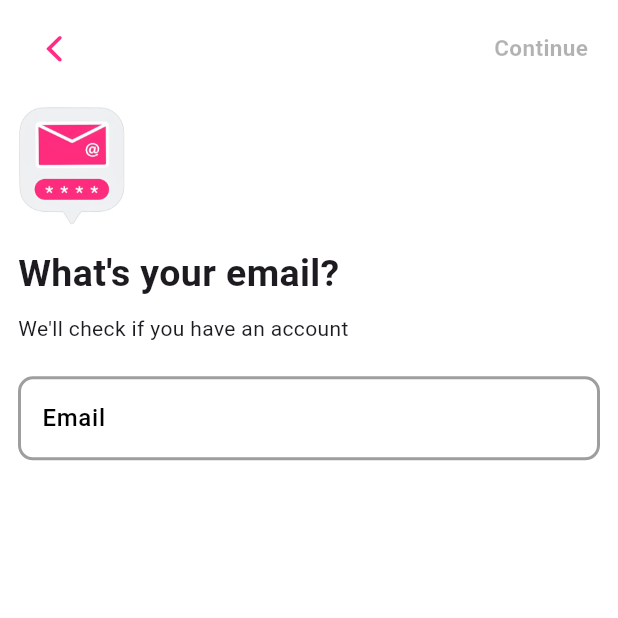
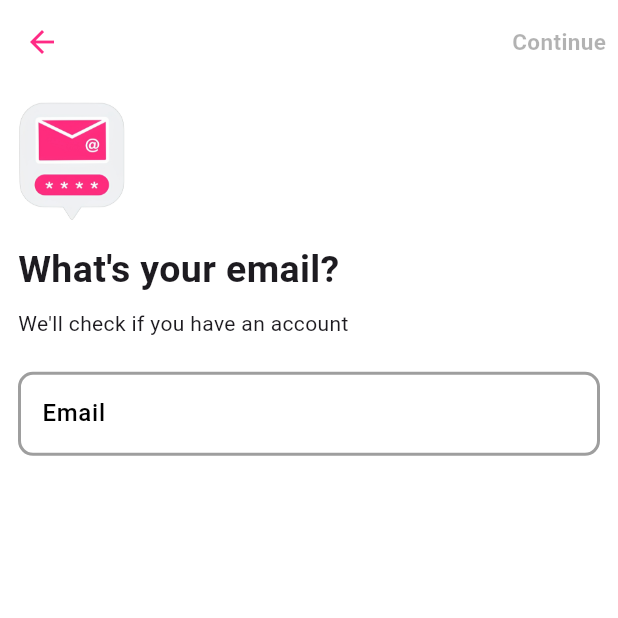
Before and after one commit to DevNadimm/foodpanda_ui_clone, a Flutter app: the screen it shows after launch, after a tap on "Continue", after a tap on "Continue with Email", on a phone screen of 412 x 824 dp, the top half of it. Run offline on Flutter 3.47's test engine with Material 3 defaults, Android fonts, the phone set to English and light mode, and no system bars.

Commit message:
Navigate to HomeScreen process done

```diff
--- a/lib/screens/email_auth_screen.dart
+++ b/lib/screens/email_auth_screen.dart
@@ -24,30 +24,10 @@ class _EmailAuthScreenState extends State<EmailAuthScreen> {
   @override
   Widget build(BuildContext context) {
     return Scaffold(
-      backgroundColor: const Color(0XFFff2b85),
-      body: SafeArea(
-        child: Container(
-          padding: const EdgeInsets.only(top: 8, left: 12, right: 12, bottom: 12),
-          color: Colors.white,
-          child: Form(
-            key: _formKey,
-            onChanged: validateEmail,
-            child: Column(
-              crossAxisAlignment: CrossAxisAlignment.start,
-              children: [
-                Row(
-                  mainAxisAlignment: MainAxisAlignment.spaceBetween,
-                  children: [
-                    IconButton(
-                      onPressed: () {
-                        Navigator.pop(context);
-                      },
-                      icon: const Icon(
-                        CupertinoIcons.back,
-                        color: Color(0XFFff2b85),
-                        size: 27,
-                      ),
-                    ),
+      appBar: AppBar(
+        backgroundColor: Colors.white,
+        foregroundColor: const Color(0XFFff2b85),
+        actions: [
           GestureDetector(
             onTap: isEmailValid
                 ? () {
@@ -72,9 +52,16 @@ class _EmailAuthScreenState extends State<EmailAuthScreen> {
           ),
         ],
       ),
-                const SizedBox(
-                  height: 15,
-                ),
+      body: SafeArea(
+        child: Container(
+          padding: const EdgeInsets.only(top: 12, left: 12, right: 12, bottom: 12),
+          color: Colors.white,
+          child: Form(
+            key: _formKey,
+            onChanged: validateEmail,
+            child: Column(
+              crossAxisAlignment: CrossAxisAlignment.start,
+              children: [
                 Image.asset('images/email_icon.png', scale: 4.6),
                 const SizedBox(
                   height: 15,
```
Also changed, not shown: lib/screens/password_screen.dart (+20 -34 lines). Lines whose indentation alone changed are shown as unchanged.
